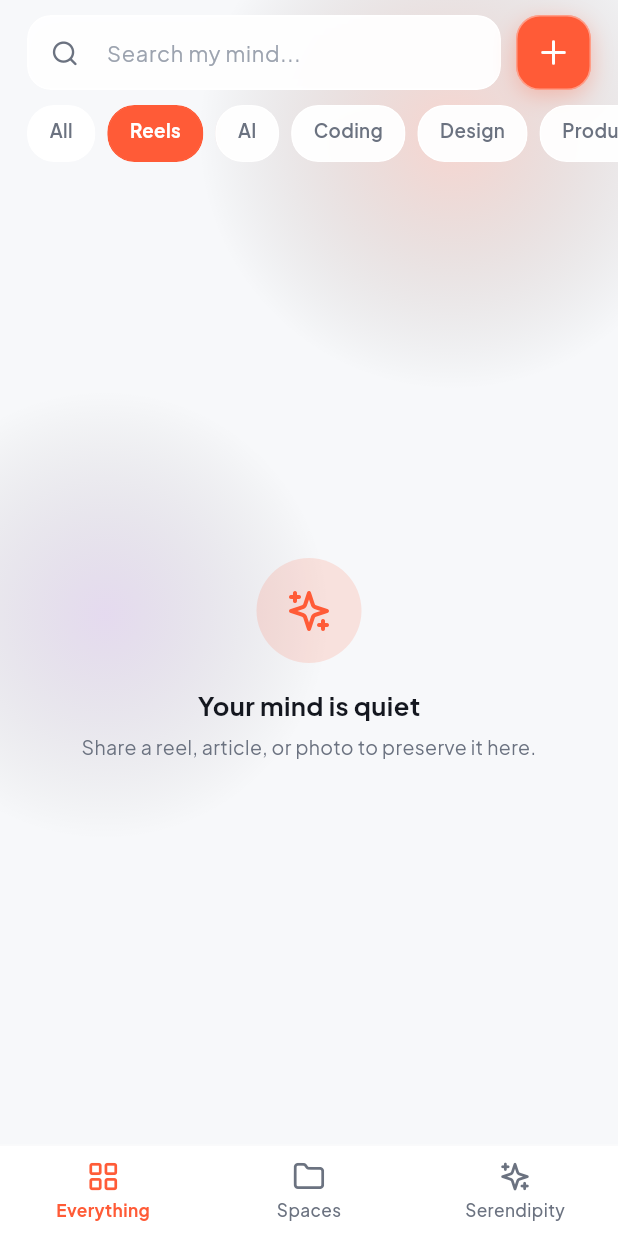
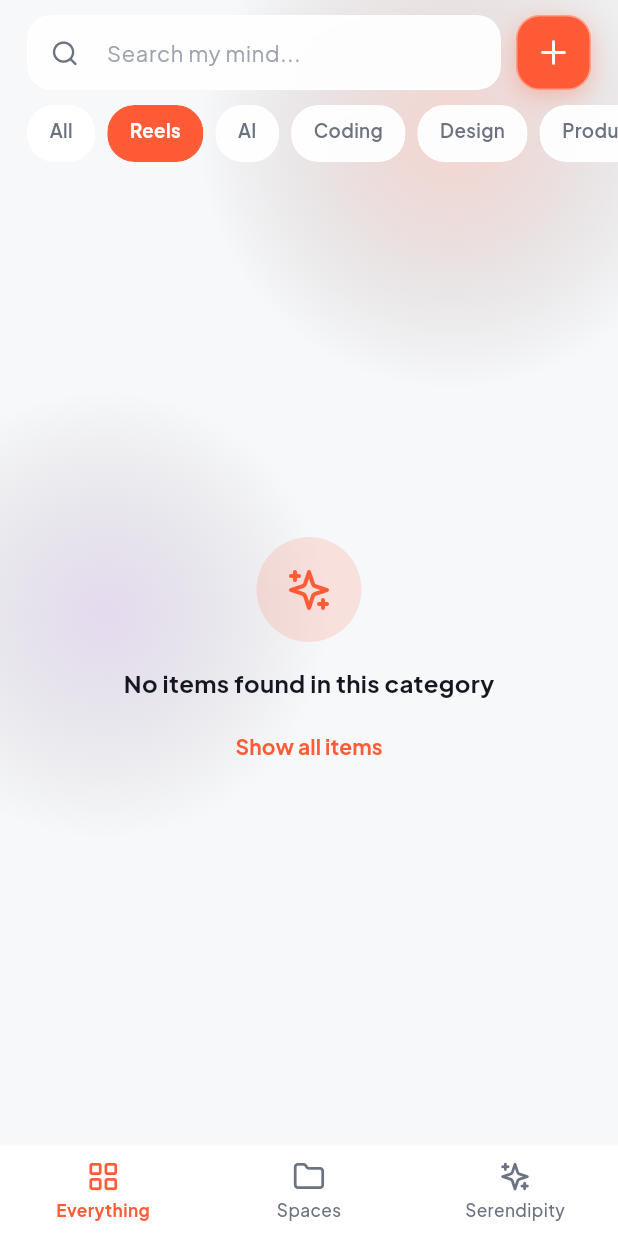
Before and after one commit to Keshab1997/keepit, a Flutter app: the screen it shows after launch, after a tap on "Reels", on a phone screen of 412 x 824 dp. Run offline on Flutter 3.47's test engine with Material 3 defaults, Android fonts, the phone set to English and light mode, and no system bars; our stand-ins replace flutter_riverpod, google_fonts, hive_flutter; missing offline and left inert: receive_sharing_intent; accounts and stored records are empty; network calls fail; statements that could not run were skipped.

Commit message:
fix(ui): fix filter tag state management allowing seamless toggle and 'All' tab reset

```diff
--- a/flutter_app/lib/presentation/controllers/mind_feed_controller.dart
+++ b/flutter_app/lib/presentation/controllers/mind_feed_controller.dart
@@ -25,12 +25,13 @@ class MindFeedState {
     bool? isLoading,
     String? searchQuery,
     String? selectedTag,
+    bool clearTag = false,
   }) {
     return MindFeedState(
       items: items ?? this.items,
       isLoading: isLoading ?? this.isLoading,
       searchQuery: searchQuery ?? this.searchQuery,
-      selectedTag: selectedTag ?? this.selectedTag,
+      selectedTag: clearTag ? null : (selectedTag ?? this.selectedTag),
     );
   }
 
@@ -41,7 +42,11 @@ class MindFeedState {
           (item.content?.toLowerCase().contains(searchQuery.toLowerCase()) ?? false) ||
           item.tags.any((t) => t.toLowerCase().contains(searchQuery.toLowerCase()));
 
-      final matchesTag = selectedTag == null || item.tags.contains(selectedTag);
+      final matchesTag = selectedTag == null ||
+          selectedTag!.isEmpty ||
+          selectedTag == 'all' ||
+          item.tags.any((t) => t.toLowerCase() == selectedTag!.toLowerCase()) ||
+          item.type.name.toLowerCase().contains(selectedTag!.toLowerCase());
 
       return matchesQuery && matchesTag;
     }).toList();
@@ -126,11 +131,9 @@ class MindFeedController extends StateNotifier<MindFeedState> {
 
   String _normalizeUrl(String url) {
     var clean = url.trim().toLowerCase();
-    // Strip trailing slashes
     while (clean.endsWith('/')) {
       clean = clean.substring(0, clean.length - 1);
     }
-    // Strip common tracking query params (?igsh=..., ?si=..., ?utm_...)
     if (clean.contains('?')) {
       final parts = clean.split('?');
       final base = parts[0];
@@ -187,8 +190,14 @@ class MindFeedController extends StateNotifier<MindFeedState> {
     state = state.copyWith(searchQuery: query);
   }
 
+  /// Sets or clears the active tag filter.
+  /// If [tag] is null, empty, or 'all', or equals current tag -> resets to all items.
   void setSelectedTag(String? tag) {
-    state = state.copyWith(selectedTag: tag == state.selectedTag ? null : tag);
+    if (tag == null || tag.isEmpty || tag.toLowerCase() == 'all' || tag.toLowerCase() == state.selectedTag?.toLowerCase()) {
+      state = state.copyWith(clearTag: true);
+    } else {
+      state = state.copyWith(selectedTag: tag.toLowerCase(), clearTag: false);
+    }
   }
 
   List<MindItem> _generateDemoItems() {
--- a/flutter_app/lib/presentation/screens/mind_feed_screen.dart
+++ b/flutter_app/lib/presentation/screens/mind_feed_screen.dart
@@ -221,7 +221,7 @@ class _MindFeedScreenState extends ConsumerState<MindFeedScreen> {
                   ),
                 ),
 
-                // 3. Horizontal Category Filter Pills
+                // 3. Horizontal Category Filter Pills (Fully functional toggle & All selection)
                 SizedBox(
                   height: 38,
                   child: ListView.separated(
@@ -231,16 +231,14 @@ class _MindFeedScreenState extends ConsumerState<MindFeedScreen> {
                     separatorBuilder: (_, __) => const SizedBox(width: 8),
                     itemBuilder: (context, index) {
                       final category = _quickFilterCategories[index];
-                      final isSelected = (category == 'All' && state.selectedTag == null) ||
-                          state.selectedTag?.toLowerCase() == category.toLowerCase();
+                      final isAll = category == 'All';
+                      final isSelected = isAll
+                          ? (state.selectedTag == null || state.selectedTag!.isEmpty)
+                          : (state.selectedTag?.toLowerCase() == category.toLowerCase());
 
                       return GestureDetector(
                         onTap: () {
-                          if (category == 'All') {
-                            ref.read(mindFeedProvider.notifier).setSelectedTag(null);
-                          } else {
-                            ref.read(mindFeedProvider.notifier).setSelectedTag(category.toLowerCase());
-                          }
+                          ref.read(mindFeedProvider.notifier).setSelectedTag(isAll ? null : category);
                         },
                         child: ClipRRect(
                           borderRadius: BorderRadius.circular(18),
@@ -307,14 +305,15 @@ class _MindFeedScreenState extends ConsumerState<MindFeedScreen> {
                                   ),
                                   const SizedBox(height: 16),
                                   const Text(
-                                    "Your mind is quiet",
-                                    style: TextStyle(fontSize: 17, fontWeight: FontWeight.bold, color: AppColors.textPrimary),
+                                    "No items found in this category",
+                                    style: TextStyle(fontSize: 16, fontWeight: FontWeight.bold, color: AppColors.textPrimary),
                                   ),
                                   const SizedBox(height: 6),
-                                  const Text(
-                                    "Share a reel, article, or photo to preserve it here.",
-                                    textAlign: TextAlign.center,
-                                    style: TextStyle(color: AppColors.textSecondary, fontSize: 13),
+                                  TextButton(
+                                    onPressed: () {
+                                      ref.read(mindFeedProvider.notifier).setSelectedTag(null);
+                                    },
+                                    child: const Text("Show all items", style: TextStyle(color: AppColors.primary, fontWeight: FontWeight.bold)),
                                   ),
                                 ],
                               ),
```
